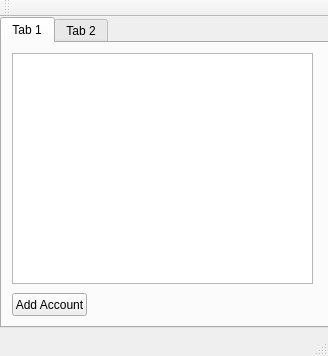
Qt form QtProject/mainwindow.ui (777AvEnGeR777/project) before a commit.
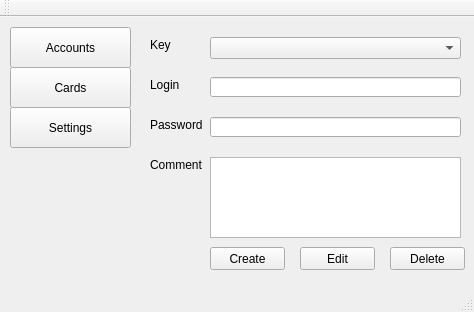
The same form after that commit.

The edit to the form file:
```diff
--- a/QtProject/mainwindow.ui
+++ b/QtProject/mainwindow.ui
@@ -6,59 +6,183 @@
    <rect>
     <x>0</x>
     <y>0</y>
-    <width>328</width>
-    <height>356</height>
+    <width>474</width>
+    <height>312</height>
    </rect>
   </property>
   <property name="windowTitle">
    <string>MainWindow</string>
   </property>
   <widget class="QWidget" name="centralWidget">
-   <widget class="QTabWidget" name="tabWidget">
+   <widget class="QPushButton" name="toggleAccounts">
     <property name="geometry">
      <rect>
-      <x>0</x>
-      <y>0</y>
-      <width>341</width>
-      <height>311</height>
+      <x>10</x>
+      <y>10</y>
+      <width>121</width>
+      <height>41</height>
      </rect>
     </property>
-    <property name="currentIndex">
-     <number>0</number>
+    <property name="text">
+     <string>Accounts</string>
     </property>
-    <widget class="QWidget" name="tab">
-     <attribute name="title">
-      <string>Tab 1</string>
-     </attribute>
-     <widget class="QPushButton" name="button_addaccount">
-      <property name="geometry">
-       <rect>
-        <x>10</x>
-        <y>250</y>
-        <width>75</width>
-        <height>23</height>
-       </rect>
-      </property>
-      <property name="text">
-       <string>Add Account</string>
-      </property>
-     </widget>
-     <widget class="QListWidget" name="accounts_list">
-      <property name="geometry">
-       <rect>
-        <x>10</x>
-        <y>10</y>
-        <width>301</width>
-        <height>231</height>
-       </rect>
-      </property>
-     </widget>
-    </widget>
-    <widget class="QWidget" name="tab_2">
-     <attribute name="title">
-      <string>Tab 2</string>
-     </attribute>
-    </widget>
+   </widget>
+   <widget class="QPushButton" name="toggleCards">
+    <property name="geometry">
+     <rect>
+      <x>10</x>
+      <y>50</y>
+      <width>121</width>
+      <height>41</height>
+     </rect>
+    </property>
+    <property name="text">
+     <string>Cards</string>
+    </property>
+   </widget>
+   <widget class="QPushButton" name="toggleSettings">
+    <property name="geometry">
+     <rect>
+      <x>10</x>
+      <y>90</y>
+      <width>121</width>
+      <height>41</height>
+     </rect>
+    </property>
+    <property name="text">
+     <string>Settings</string>
+    </property>
+   </widget>
+   <widget class="QComboBox" name="selectAccount">
+    <property name="geometry">
+     <rect>
+      <x>210</x>
+      <y>20</y>
+      <width>251</width>
+      <height>22</height>
+     </rect>
+    </property>
+   </widget>
+   <widget class="QLabel" name="label">
+    <property name="geometry">
+     <rect>
+      <x>150</x>
+      <y>20</y>
+      <width>21</width>
+      <height>16</height>
+     </rect>
+    </property>
+    <property name="text">
+     <string>Key</string>
+    </property>
+   </widget>
+   <widget class="QLabel" name="label_2">
+    <property name="geometry">
+     <rect>
+      <x>150</x>
+      <y>60</y>
+      <width>61</width>
+      <height>16</height>
+     </rect>
+    </property>
+    <property name="text">
+     <string>Login</string>
+    </property>
+   </widget>
+   <widget class="QLineEdit" name="textLogin">
+    <property name="geometry">
+     <rect>
+      <x>210</x>
+      <y>60</y>
+      <width>251</width>
+      <height>20</height>
+     </rect>
+    </property>
+   </widget>
+   <widget class="QLabel" name="label_3">
+    <property name="geometry">
+     <rect>
+      <x>150</x>
+      <y>100</y>
+      <width>61</width>
+      <height>16</height>
+     </rect>
+    </property>
+    <property name="text">
+     <string>Password</string>
+    </property>
+   </widget>
+   <widget class="QLineEdit" name="textPassword">
+    <property name="geometry">
+     <rect>
+      <x>210</x>
+      <y>100</y>
+      <width>251</width>
+      <height>20</height>
+     </rect>
+    </property>
+   </widget>
+   <widget class="QLabel" name="label_4">
+    <property name="geometry">
+     <rect>
+      <x>150</x>
+      <y>140</y>
+      <width>61</width>
+      <height>16</height>
+     </rect>
+    </property>
+    <property name="text">
+     <string>Comment</string>
+    </property>
+   </widget>
+   <widget class="QTextEdit" name="textComment">
+    <property name="geometry">
+     <rect>
+      <x>210</x>
+      <y>140</y>
+      <width>251</width>
+      <height>81</height>
+     </rect>
+    </property>
+   </widget>
+   <widget class="QPushButton" name="accountCreate">
+    <property name="geometry">
+     <rect>
+      <x>210</x>
+      <y>230</y>
+      <width>75</width>
+      <height>23</height>
+     </rect>
+    </property>
+    <property name="text">
+     <string>Create</string>
+    </property>
+   </widget>
+   <widget class="QPushButton" name="accountEdit">
+    <property name="geometry">
+     <rect>
+      <x>300</x>
+      <y>230</y>
+      <width>75</width>
+      <height>23</height>
+     </rect>
+    </property>
+    <property name="text">
+     <string>Edit</string>
+    </property>
+   </widget>
+   <widget class="QPushButton" name="accountDelete">
+    <property name="geometry">
+     <rect>
+      <x>390</x>
+      <y>230</y>
+      <width>75</width>
+      <height>23</height>
+     </rect>
+    </property>
+    <property name="text">
+     <string>Delete</string>
+    </property>
    </widget>
   </widget>
   <widget class="QMenuBar" name="menuBar">
```
Left out of the diff: 2 changed lines with no effect on the pictures.
